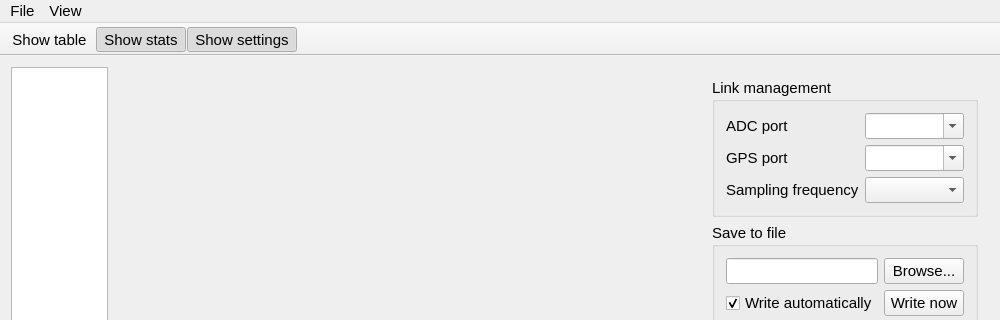
NIA/seismoreg, file mainwindow.ui: the form before one commit; both pictures show x 0 to 1000 and y 0 to 320 of the 1000 by 622 pixel window.
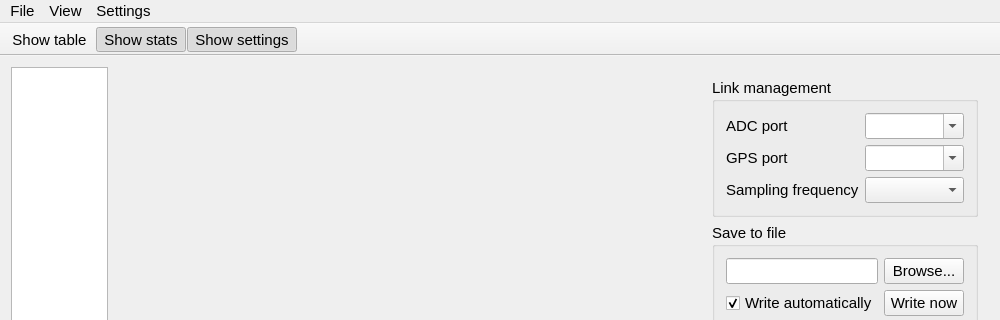
The form after the commit. Icons and pictures are not drawn. Custom widgets are drawn as their Qt base class.

Commit message:
Initial port settings GUI
Implemented the dialog, but not implemented its usage completely.

Patch:
```diff
--- a/mainwindow.ui
+++ b/mainwindow.ui
@@ -591,8 +591,16 @@
     <addaction name="actionShowSettings"/>
     <addaction name="actionShowStats"/>
    </widget>
+   <widget class="QMenu" name="menuSettings">
+    <property name="title">
+     <string>Settings</string>
+    </property>
+    <addaction name="actionADCPortSettings"/>
+    <addaction name="actionGPSPortSettings"/>
+   </widget>
    <addaction name="menuFile"/>
    <addaction name="menuView"/>
+   <addaction name="menuSettings"/>
   </widget>
   <widget class="QToolBar" name="mainToolBar">
    <property name="movable">
```
Left out of the diff: 10 changed lines with no effect on the pictures. The commit also changes 6 other files.
